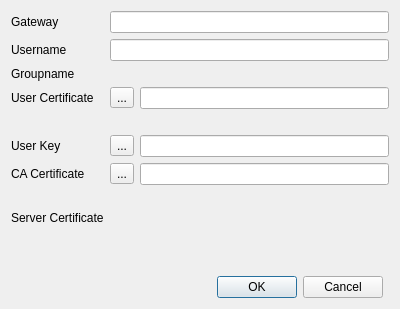
First picture: the form in editdialog.ui, repository openconnect/openconnect-gui, before the edit.
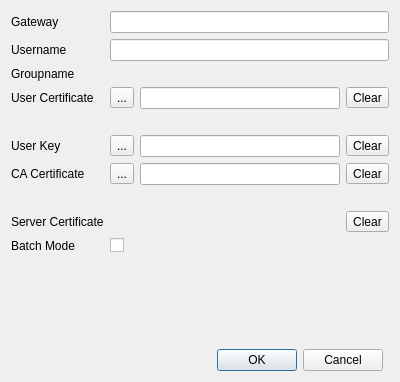
Second picture: the form after the edit.

Patch:
```diff
--- a/editdialog.ui
+++ b/editdialog.ui
@@ -7,7 +7,7 @@
     <x>0</x>
     <y>0</y>
     <width>400</width>
-    <height>309</height>
+    <height>382</height>
    </rect>
   </property>
   <property name="windowTitle">
@@ -80,6 +80,13 @@
        <item>
         <widget class="QLineEdit" name="userCertEdit"/>
        </item>
+       <item>
+        <widget class="QToolButton" name="userCertClear">
+         <property name="text">
+          <string>Clear</string>
+         </property>
+        </widget>
+       </item>
       </layout>
      </item>
      <item row="8" column="0">
@@ -111,6 +118,13 @@
          </property>
         </widget>
        </item>
+       <item>
+        <widget class="QToolButton" name="userKeyClear">
+         <property name="text">
+          <string>Clear</string>
+         </property>
+        </widget>
+       </item>
       </layout>
      </item>
      <item row="10" column="0">
@@ -136,6 +150,13 @@
          </property>
         </widget>
        </item>
+       <item>
+        <widget class="QToolButton" name="caCertClear">
+         <property name="text">
+          <string>Clear</string>
+         </property>
+        </widget>
+       </item>
       </layout>
      </item>
      <item row="7" column="1">
@@ -152,20 +173,45 @@
        </property>
       </widget>
      </item>
-     <item row="12" column="1">
-      <widget class="QLabel" name="serverCertHash">
-       <property name="text">
-        <string/>
-       </property>
-      </widget>
-     </item>
-     <item row="12" column="0">
+     <item row="13" column="0">
       <widget class="QLabel" name="label_6">
        <property name="text">
         <string>Server Certificate</string>
        </property>
       </widget>
      </item>
+     <item row="13" column="1">
+      <layout class="QHBoxLayout" name="horizontalLayout_3">
+       <item>
+        <widget class="QLabel" name="serverCertHash">
+         <property name="text">
+          <string/>
+         </property>
+        </widget>
+       </item>
+       <item>
+        <widget class="QToolButton" name="serverCertClear">
+         <property name="text">
+          <string>Clear</string>
+         </property>
+        </widget>
+       </item>
+      </layout>
+     </item>
+     <item row="14" column="0">
+      <widget class="QLabel" name="label_7">
+       <property name="text">
+        <string>Batch Mode</string>
+       </property>
+      </widget>
+     </item>
+     <item row="14" column="1">
+      <widget class="QCheckBox" name="batchModeBox">
+       <property name="text">
+        <string/>
+       </property>
+      </widget>
+     </item>
     </layout>
    </item>
    <item row="1" column="0">
```
Left out of the diff: 14 changed lines with no effect on the pictures.
